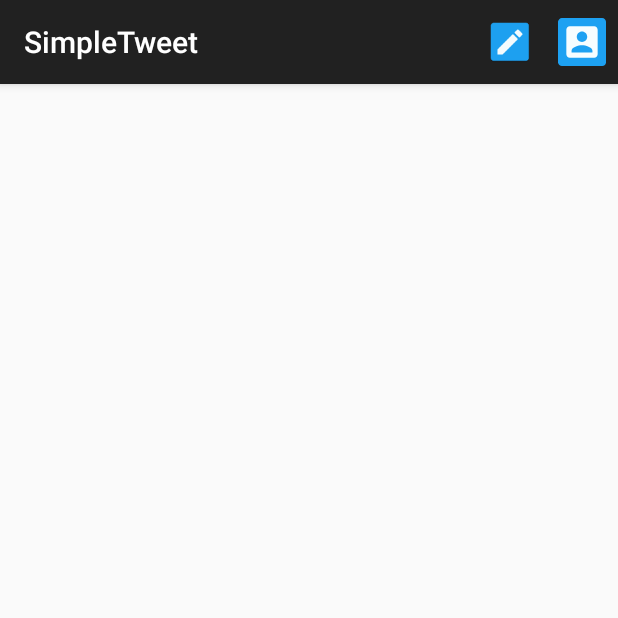
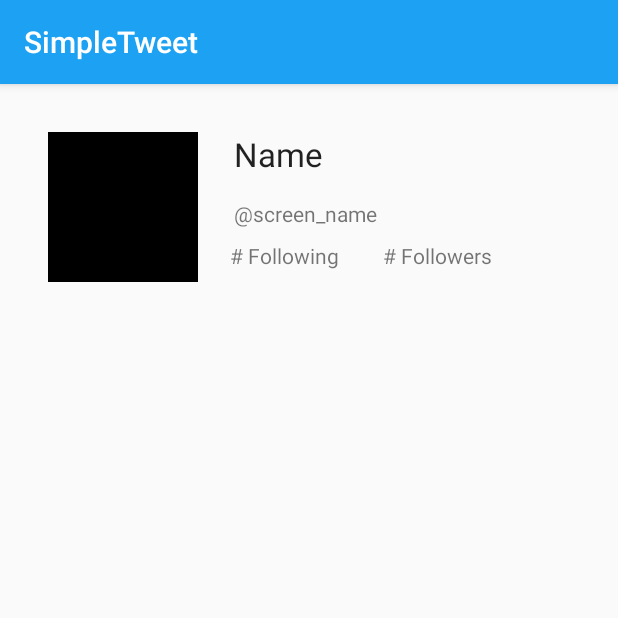
Before and after one commit to cecebaek/Twitter, an Android app: the TimelineActivity screen opened directly, with no data from a screen before it, after a tap on "Profile", on a phone screen of 412 x 824 dp, the top half of it. Run offline under Robolectric (Android 15) with nearby library versions, the phone set to English and light mode, and no system bars; our stand-ins replace Room's generated code; libraries missing offline, so code that uses them is left out: com.facebook.stetho, com.loopj.android, cz.msebera.android, org.parceler; pictures from the network do not load; 2 statements that could not run were skipped.

Commit message:
"action button to ProfileActivity works but no data transferred yet."

```diff
--- a/app/src/main/AndroidManifest.xml
+++ b/app/src/main/AndroidManifest.xml
@@ -14,7 +14,8 @@
         android:label="@string/app_name"
         android:theme="@style/AppTheme"
         android:usesCleartextTraffic="true">
-        <activity android:name=".ComposeActivity"></activity>
+        <activity android:name=".ProfileActivity"></activity>
+        <activity android:name=".ComposeActivity" />
         <activity android:name=".TimelineActivity" />
         <activity
             android:name=".LoginActivity"
--- /dev/null
+++ b/app/src/main/java/com/codepath/apps/restclienttemplate/ProfileActivity.java
@@ -0,0 +1,13 @@
+package com.codepath.apps.restclienttemplate;
+
+import android.support.v7.app.AppCompatActivity;
+import android.os.Bundle;
+
+public class ProfileActivity extends AppCompatActivity {
+
+    @Override
+    protected void onCreate(Bundle savedInstanceState) {
+        super.onCreate(savedInstanceState);
+        setContentView(R.layout.activity_profile);
+    }
+}
--- a/app/src/main/java/com/codepath/apps/restclienttemplate/TimelineActivity.java
+++ b/app/src/main/java/com/codepath/apps/restclienttemplate/TimelineActivity.java
@@ -18,6 +18,7 @@ import com.loopj.android.http.JsonHttpResponseHandler;
 import org.json.JSONArray;
 import org.json.JSONException;
 import org.json.JSONObject;
+import org.parceler.Parcels;
 
 import java.util.ArrayList;
 
@@ -135,11 +136,16 @@ public class TimelineActivity extends AppCompatActivity {
                 composeMessage();
                 return true;
             case R.id.miProfile:
-//                showProfileView();
+                showProfileView();
                 return true;
             default:
                 return super.onOptionsItemSelected(item);
         }
+    }
+
+    private void showProfileView() {
+        Intent i = new Intent(this, ProfileActivity.class);
+        startActivity(i);
     }
 
     private void composeMessage() {
@@ -152,7 +158,7 @@ public class TimelineActivity extends AppCompatActivity {
     protected void onActivityResult(int requestCode, int resultCode, @Nullable Intent data) {
         if (requestCode == COMPOSE_TWEET_REQUEST_CODE && resultCode == RESULT_OK) {
             // TODO change getExtra part to Parceler
-            Tweet resultTweet = data.getParcelableExtra(ComposeActivity.RESULT_TWEET_KEY);
+            Tweet resultTweet = (Tweet) Parcels.unwrap(data.getParcelableExtra(ComposeActivity.RESULT_TWEET_KEY));
             tweets.add(0, resultTweet);
             tweetAdapter.notifyItemInserted(0);
             rvTweets.scrollToPosition(0);
--- a/app/src/main/java/com/codepath/apps/restclienttemplate/TweetAdapter.java
+++ b/app/src/main/java/com/codepath/apps/restclienttemplate/TweetAdapter.java
@@ -98,4 +98,10 @@ public class TweetAdapter extends RecyclerView.Adapter<TweetAdapter.ViewHolder>
 
 
     }
+
+    // Clean all elements of the recycler
+    public void clear() {
+        mTweets.clear();
+        notifyDataSetChanged();
+    }
 }
--- /dev/null
+++ b/app/src/main/res/layout/activity_profile.xml
@@ -0,0 +1,73 @@
+<?xml version="1.0" encoding="utf-8"?>
+<android.support.constraint.ConstraintLayout xmlns:android="http://schemas.android.com/apk/res/android"
+    xmlns:app="http://schemas.android.com/apk/res-auto"
+    xmlns:tools="http://schemas.android.com/tools"
+    android:layout_width="match_parent"
+    android:layout_height="match_parent"
+    tools:context=".ProfileActivity">
+
+    <ImageView
+        android:id="@+id/ivProfilePic"
+        android:layout_width="100dp"
+        android:layout_height="100dp"
+        android:layout_marginStart="32dp"
+        android:layout_marginTop="32dp"
+        app:layout_constraintEnd_toStartOf="@+id/tvName"
+        app:layout_constraintHorizontal_bias="0.5"
+        app:layout_constraintStart_toStartOf="parent"
+        app:layout_constraintTop_toTopOf="parent"
+        app:srcCompat="@android:color/black" />
+
+    <TextView
+        android:id="@+id/tvName"
+        android:layout_width="0dp"
+        android:layout_height="35dp"
+        android:layout_marginStart="24dp"
+        android:layout_marginTop="32dp"
+        android:layout_marginEnd="32dp"
+        android:text="Name"
+        android:textAppearance="@style/TextAppearance.AppCompat.Large"
+        app:layout_constraintEnd_toEndOf="parent"
+        app:layout_constraintHorizontal_bias="0.5"
+        app:layout_constraintStart_toEndOf="@+id/ivProfilePic"
+        app:layout_constraintTop_toTopOf="parent" />
+
+    <TextView
+        android:id="@+id/tvScreenName"
+        android:layout_width="0dp"
+        android:layout_height="19dp"
+        android:layout_marginStart="24dp"
+        android:layout_marginTop="8dp"
+        android:layout_marginEnd="32dp"
+        android:layout_marginBottom="8dp"
+        android:text="\@screen_name"
+        app:layout_constraintBottom_toTopOf="@+id/tvFollowing"
+        app:layout_constraintEnd_toEndOf="parent"
+        app:layout_constraintStart_toEndOf="@+id/ivProfilePic"
+        app:layout_constraintTop_toBottomOf="@+id/tvName" />
+
+    <TextView
+        android:id="@+id/tvFollowing"
+        android:layout_width="94dp"
+        android:layout_height="24dp"
+        android:layout_marginStart="32dp"
+        android:layout_marginTop="37dp"
+        android:layout_marginEnd="8dp"
+        android:text="# Following"
+        app:layout_constraintEnd_toStartOf="@+id/tvFollowers"
+        app:layout_constraintHorizontal_bias="0.5"
+        app:layout_constraintStart_toEndOf="@+id/ivProfilePic"
+        app:layout_constraintTop_toBottomOf="@+id/tvName" />
+
+    <TextView
+        android:id="@+id/tvFollowers"
+        android:layout_width="124dp"
+        android:layout_height="23dp"
+        android:layout_marginTop="28dp"
+        android:layout_marginEnd="44dp"
+        android:text="# Followers"
+        app:layout_constraintEnd_toEndOf="parent"
+        app:layout_constraintHorizontal_bias="0.5"
+        app:layout_constraintStart_toEndOf="@+id/tvFollowing"
+        app:layout_constraintTop_toTopOf="@+id/tvScreenName" />
+</android.support.constraint.ConstraintLayout>
--- a/app/src/main/res/layout/activity_timeline.xml
+++ b/app/src/main/res/layout/activity_timeline.xml
@@ -4,7 +4,15 @@
     xmlns:tools="http://schemas.android.com/tools"
     android:layout_width="match_parent"
     android:layout_height="match_parent"
+    android:background="@color/night_darkest_blue"
     tools:context=".TimelineActivity">
+
+    <android.support.v4.widget.SwipeRefreshLayout
+        xmlns:android="http://schemas.android.com/apk/res/android"
+        android:id="@+id/swipeContainer"
+        android:layout_width="match_parent"
+        android:layout_height="match_parent">
+
 
         <android.support.v7.widget.RecyclerView
             android:id="@+id/rvTweet"
@@ -15,4 +23,7 @@
             app:layout_constraintEnd_toEndOf="parent"
             app:layout_constraintStart_toStartOf="parent"
             app:layout_constraintTop_toTopOf="parent" />
+
+    </android.support.v4.widget.SwipeRefreshLayout>
+
 </android.support.constraint.ConstraintLayout>
--- a/app/src/main/res/layout/item_tweet.xml
+++ b/app/src/main/res/layout/item_tweet.xml
@@ -12,8 +12,6 @@
         android:layout_height="50dp"
         android:layout_marginStart="8dp"
         android:layout_marginTop="8dp"
-        android:layout_marginBottom="8dp"
-        app:layout_constraintBottom_toBottomOf="parent"
         app:layout_constraintEnd_toStartOf="@+id/tvUserName"
         app:layout_constraintHorizontal_bias="0.5"
         app:layout_constraintStart_toStartOf="parent"
@@ -29,19 +27,21 @@
         android:layout_marginEnd="8dp"
         android:layout_marginBottom="8dp"
         android:text="Username"
+        android:textColor="@color/night_text"
         app:layout_constraintBottom_toTopOf="@+id/tvBody"
         app:layout_constraintEnd_toStartOf="@+id/tvCreatedAt"
+        app:layout_constraintHorizontal_bias="0.5"
         app:layout_constraintStart_toEndOf="@+id/ivProfileImage"
         app:layout_constraintTop_toTopOf="parent" />
 
     <TextView
         android:id="@+id/tvBody"
-        android:layout_width="0dp"
-        android:layout_height="wrap_content"
+        android:layout_width="325dp"
+        android:layout_height="89dp"
         android:layout_marginStart="8dp"
         android:layout_marginEnd="8dp"
-        android:layout_marginBottom="8dp"
         android:text="Body"
+        android:textColor="@color/night_text"
         app:layout_constraintBottom_toBottomOf="parent"
         app:layout_constraintEnd_toEndOf="parent"
         app:layout_constraintStart_toEndOf="@+id/ivProfileImage"
@@ -55,7 +55,13 @@
         android:layout_marginEnd="8dp"
         android:layout_marginBottom="8dp"
         android:text="Time"
+        android:textColor="@color/night_text"
         app:layout_constraintBottom_toTopOf="@+id/tvBody"
         app:layout_constraintEnd_toEndOf="parent"
         app:layout_constraintTop_toTopOf="parent" />
+
+    <View
+        android:layout_width="match_parent"
+        android:layout_height="0.5dp"
+        android:background="@color/night_lighter_blue" />
 </android.support.constraint.ConstraintLayout>
--- a/app/src/main/res/values/styles.xml
+++ b/app/src/main/res/values/styles.xml
@@ -1,11 +1,7 @@
 <resources>
 
     <style name="AppBaseTheme" parent="Theme.AppCompat.Light.DarkActionBar">
-        <!--
-            Theme customizations available in newer API levels can go in
-            res/values-vXX/styles.xml, while customizations related to
-            backward-compatibility can go here.
-        -->
+        <item name="colorPrimary">@color/twitter_blue</item>
     </style>
 
     <!-- Application theme. -->
```
Lines whose indentation alone changed are shown as unchanged.
